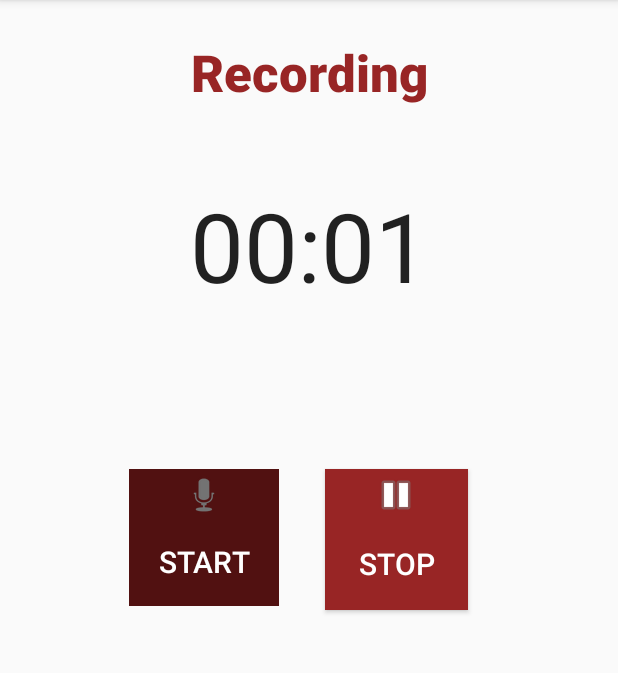
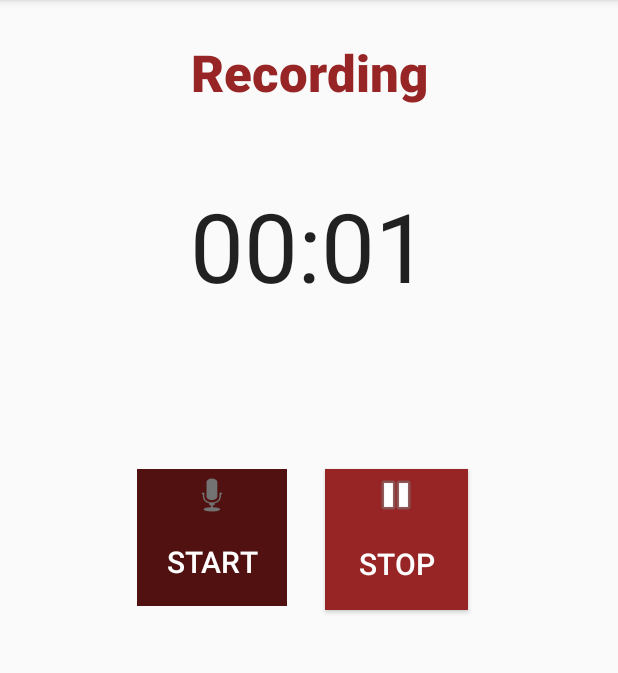
Before and after one commit to MicherlaneSilva/gravadorWAV, an Android app: the screen it shows after launch (MainActivity), after a tap on "START", on a phone screen of 412 x 824 dp, the part 84-757 px from its top. Run offline under Robolectric (Android 15) with nearby library versions, the phone set to English and light mode, and no system bars; 1 other tap on this screen came first.

Commit message:
example recording audio

```diff
--- a/app/src/main/res/layout/activity_main.xml
+++ b/app/src/main/res/layout/activity_main.xml
@@ -55,8 +55,8 @@
         android:id="@+id/btnStart"
         android:layout_width="100dp"
         android:layout_height="91dp"
-        android:layout_marginStart="36dp"
-        android:layout_marginLeft="36dp"
+        android:layout_marginStart="50dp"
+        android:layout_marginLeft="50dp"
         android:layout_marginTop="106dp"
         android:background="@color/marrom"
         android:drawableTop="@android:drawable/ic_btn_speak_now"
```
Also changed, not shown: 1 other file.
